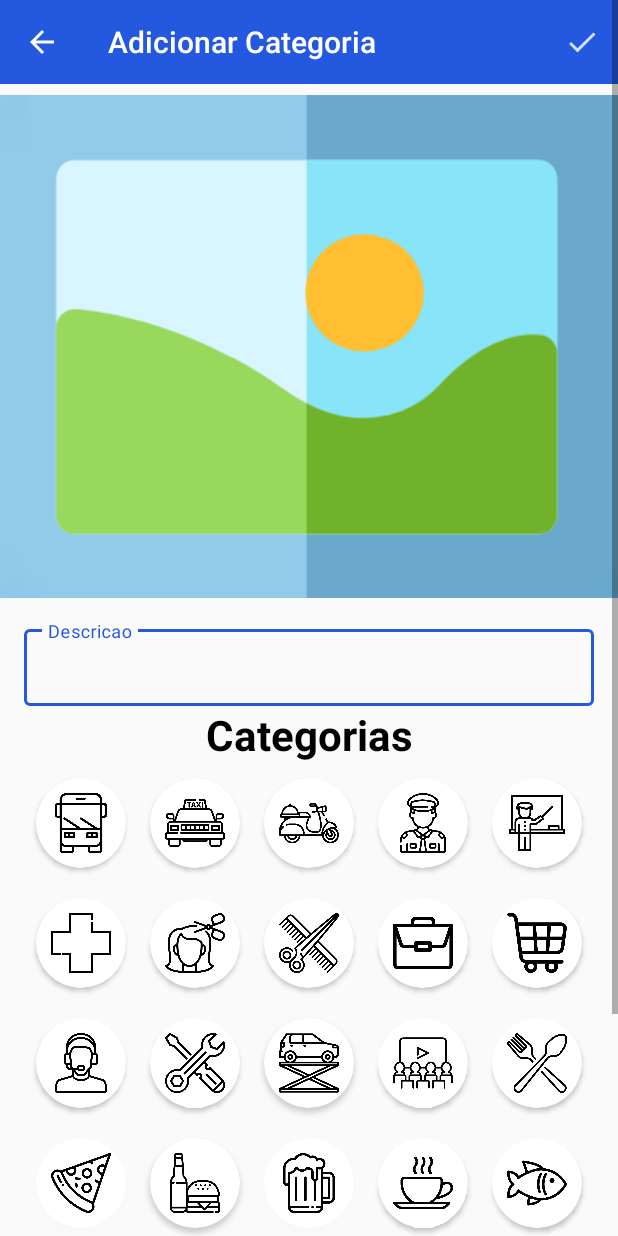
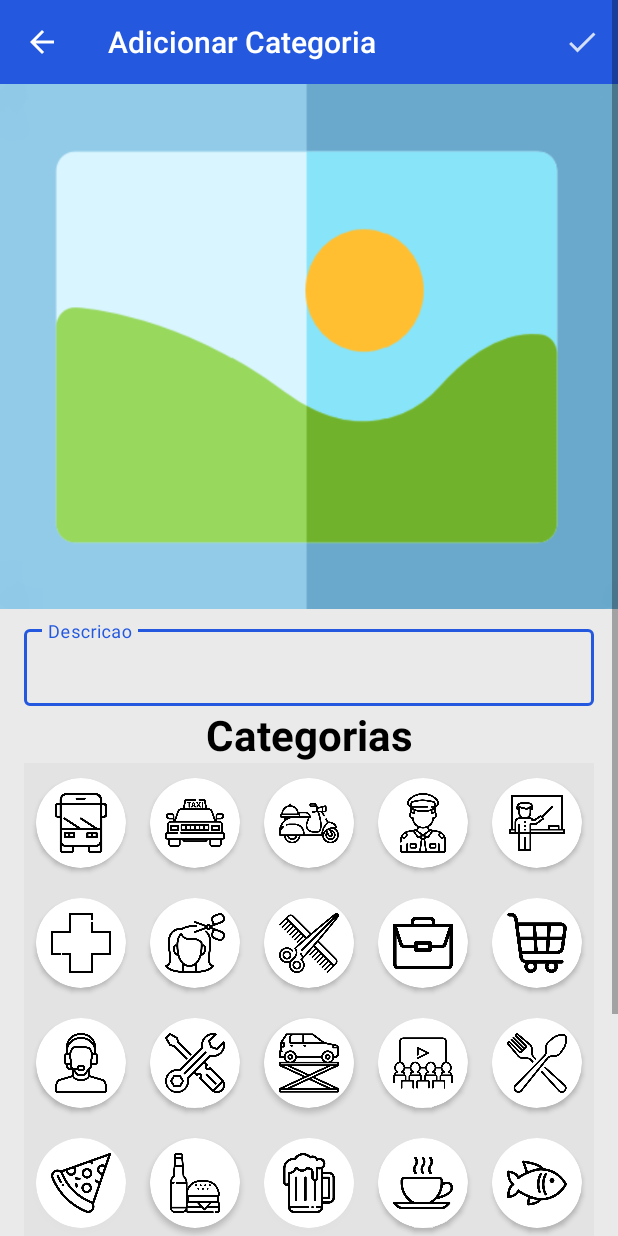
Before and after one commit to DannielRoque/Mapa_Local, an Android app: the screen it shows after launch (FormularioCategoriaActivity), after a tap on "ADICIONAR NOVA CATEGORIA", on a phone screen of 412 x 824 dp. Run offline under Robolectric (Android 15) with nearby library versions, the phone set to English and light mode, and no system bars; 1 statement that could not run was skipped; 2 other taps on this screen came first.

Commit message:
update values campos

```diff
--- a/app/src/main/java/estudo/com/mapalocal/dao/LocalDAO.kt
+++ b/app/src/main/java/estudo/com/mapalocal/dao/LocalDAO.kt
@@ -5,6 +5,8 @@ import android.content.Context
 import android.database.Cursor
 import android.database.sqlite.SQLiteDatabase
 import android.database.sqlite.SQLiteOpenHelper
+import android.icu.lang.UProperty.LOWERCASE
+import android.icu.text.CaseMap
 import android.util.Log
 import estudo.com.mapalocal.modelo.Categoria
 import estudo.com.mapalocal.modelo.Local
@@ -15,14 +17,14 @@ class LocalDAO(
 
     override fun onCreate(db: SQLiteDatabase) {
         val sqlLocal =
-            "CREATE TABLE IF NOT EXISTS LOCAL(id INTEGER PRIMARY KEY AUTOINCREMENT, caminhoImagem TEXT, descricao TEXT NOT NULL UNIQUE, telefone TEXT, latlng TEXT)"
+            "CREATE TABLE IF NOT EXISTS LOCAL(id INTEGER PRIMARY KEY AUTOINCREMENT NOT NULL, caminhoImagem TEXT, descricao TEXT NOT NULL UNIQUE, telefone TEXT, latlng TEXT)"
         val sqlCategoria =
-            "CREATE TABLE IF NOT EXISTS CATEGORIA(id INTEGER PRIMARY KEY AUTOINCREMENT, caminhoIcone TEXT, descricao TEXT NOT NULL UNIQUE)"
+            "CREATE TABLE IF NOT EXISTS CATEGORIA(id INTEGER PRIMARY KEY AUTOINCREMENT NOT NULL, caminhoIcone TEXT, descricao TEXT NOT NULL UNIQUE)"
         val sqlLocalCategoria =
             "CREATE TABLE IF NOT EXISTS LOCAL_HAS_CATEGORIA(local_descricao TEXT NOT NULL, categoria_descricao TEXT NOT NULL, PRIMARY KEY(local_descricao, categoria_descricao), FOREIGN KEY (local_descricao) REFERENCES LOCAL(local_id), FOREIGN KEY (categoria_descricao) REFERENCES CATEGORIA(categoria_id))"
 
         val sqlInsertCategoria =
-            "INSERT INTO CATEGORIA(caminhoIcone, descricao) VALUES(2131165360,'Rodoviária'),(2131165341,'Cafeteria Ramelo'),(2131165321,'Quitanda Joaquim'),(2131165332,'Leitões Jubeba'),(2131165281,'Olympus Academia')"
+            "INSERT INTO CATEGORIA(caminhoIcone, descricao) VALUES(2131165360,'rodoviária'),(2131165341,'cafeteria'),(2131165321,'quitanda'),(2131165332,'leitões'),(2131165281,'academia')"
 
         db.execSQL(sqlLocal)
         db.execSQL(sqlCategoria)
@@ -147,8 +149,8 @@ class LocalDAO(
     fun insertLocal_has_Categoria(local_descricao: String, categoria_descricao: String) {
         val db : SQLiteDatabase = writableDatabase
         val dado = ContentValues()
-        dado.put("local_id", local_descricao)
-        dado.put("categoria_id", categoria_descricao)
+        dado.put("local_descricao", local_descricao)
+        dado.put("categoria_descricao", categoria_descricao)
         db.insert("LOCAL_HAS_CATEGORIA", null, dado)
         Log.e("teste", "executou $dado")
     }
--- a/app/src/main/java/estudo/com/mapalocal/ui/FormularioCategoriaActivity.kt
+++ b/app/src/main/java/estudo/com/mapalocal/ui/FormularioCategoriaActivity.kt
@@ -83,9 +83,10 @@ class FormularioCategoriaActivity : AppCompatActivity() {
                         val dao = LocalDAO(this)
                         val categoria = Categoria(
                             caminhoIcone = icon,
-                            descricao = campo_descricao.editText!!.text.toString()
+                            descricao = campo_descricao.editText!!.text.toString().toLowerCase().replace(" ", "")
                         )
                         dao.insertCategoria(categoria)
+                        Log.e("teste", "lowercase ${categoria.descricao}")
                         finish()
                     }
                 } else {
--- a/app/src/main/res/layout/activity_formulario_categoria.xml
+++ b/app/src/main/res/layout/activity_formulario_categoria.xml
@@ -3,11 +3,13 @@
     xmlns:app="http://schemas.android.com/apk/res-auto"
     xmlns:tools="http://schemas.android.com/tools"
     android:layout_width="match_parent"
+    android:background="@color/corFundo"
     android:layout_height="match_parent"
     tools:context=".ui.FormularioCategoriaActivity">
 
     <androidx.constraintlayout.widget.ConstraintLayout
         android:layout_width="match_parent"
+        android:background="@color/corFundo"
         android:layout_height="match_parent">
 
         <androidx.appcompat.widget.Toolbar
@@ -26,10 +28,11 @@
             android:layout_width="0dp"
             android:layout_height="350dp"
             android:contentDescription="@string/imagem_categoria_do_local"
-            android:scaleType="fitCenter"
+            android:scaleType="fitXY"
             app:layout_constraintEnd_toEndOf="parent"
             app:layout_constraintStart_toStartOf="parent"
             app:layout_constraintTop_toBottomOf="@id/activity_formulario_toolbar_categoria" />
+
         <TextView
             android:id="@+id/notification"
             android:layout_width="wrap_content"
@@ -85,6 +88,7 @@
             android:layout_marginStart="16sp"
             android:layout_marginBottom="16sp"
             android:orientation="vertical"
+            android:background="@color/corFundo"
             app:layoutManager="androidx.recyclerview.widget.GridLayoutManager"
             app:layout_constraintBottom_toBottomOf="parent"
             app:layout_constraintEnd_toEndOf="@id/activity_formulario_categoria_descricao"
--- a/app/src/main/res/layout/activity_formulario_local.xml
+++ b/app/src/main/res/layout/activity_formulario_local.xml
@@ -8,6 +8,7 @@
 
     <androidx.constraintlayout.widget.ConstraintLayout
         android:layout_width="match_parent"
+        android:background="@color/corFundo"
         android:layout_height="match_parent">
 
 
@@ -87,6 +88,7 @@
                     android:layout_width="match_parent"
                     android:layout_height="wrap_content"
                     android:hint="@string/descricao"
+                    android:maxLength="32"
                     android:inputType="textLongMessage"
                     android:textSize="18sp" />
 
@@ -106,7 +108,8 @@
                     android:layout_width="match_parent"
                     android:layout_height="wrap_content"
                     android:hint="@string/telefone"
-                    android:inputType="textLongMessage"
+                    android:inputType="phone"
+                    android:maxLength="11"
                     android:textSize="18sp" />
             </com.google.android.material.textfield.TextInputLayout>
 
@@ -135,6 +138,7 @@
                 android:layout_marginBottom="8dp"
                 android:layout_marginStart="16sp"
                 android:layout_marginEnd="16sp"
+                android:background="@color/corFundo"
                 app:layoutManager="androidx.recyclerview.widget.GridLayoutManager"
                 app:spanCount="4"
                 app:layout_constraintTop_toBottomOf="@id/button_new_categoria"
--- a/app/src/main/res/values/colors.xml
+++ b/app/src/main/res/values/colors.xml
@@ -8,4 +8,5 @@
     <color name="corPreta">#000</color>
     <color name="corVermelha">#E41515</color>
     <color name="corBotaoPersonalizado">#D86744</color>
+    <color name="corFundo">#08000000</color>
 </resources>
```
